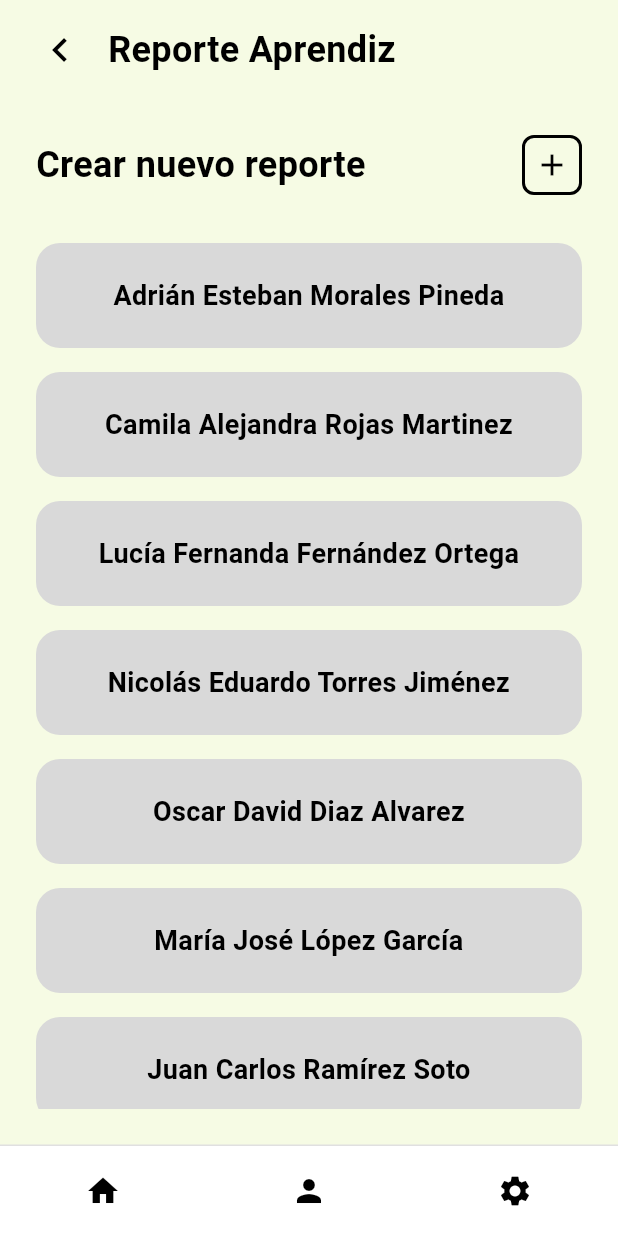
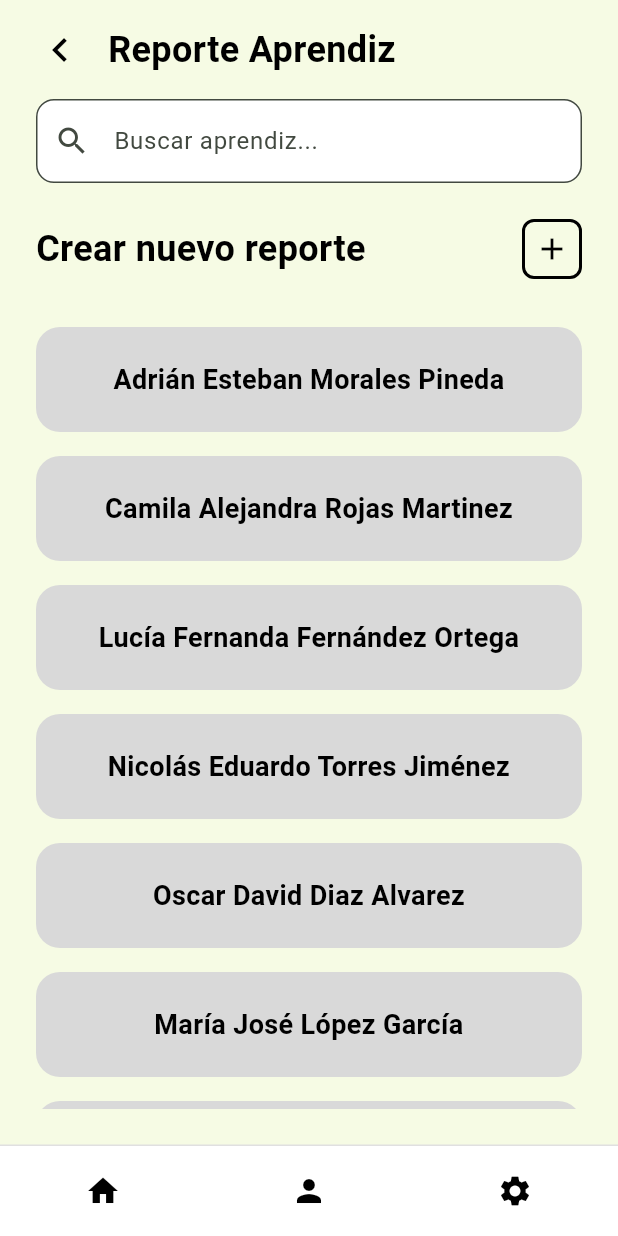
Before and after one commit to Oscarddiazz/internadoCBC, a Flutter app: the ReporteAprendizPage screen opened directly, on a phone screen of 412 x 824 dp. Run offline on Flutter 3.47's test engine with Material 3 defaults, Android fonts, the phone set to English and light mode, and no system bars; our stand-ins replace file_picker, image_picker, open_file, shared_preferences; accounts and stored records are empty.

Commit message:
busqueda reportes aprendis

```diff
--- a/FRONTEND/internado/lib/screens/admin/reportes/reporte_aprendiz.dart
+++ b/FRONTEND/internado/lib/screens/admin/reportes/reporte_aprendiz.dart
@@ -1,9 +1,15 @@
-//Pantalla donde se le hacen reportes a los aprendices
-// Que aparezcan los reportes ya creados y la opcion de crear mas, que permita deslizar por si hay muchos
 import 'package:flutter/material.dart';
 
-class ReporteAprendizPage extends StatelessWidget {
+class ReporteAprendizPage extends StatefulWidget {
   const ReporteAprendizPage({Key? key}) : super(key: key);
+
+  @override
+  State<ReporteAprendizPage> createState() => _ReporteAprendizPageState();
+}
+
+class _ReporteAprendizPageState extends State<ReporteAprendizPage> {
+  final TextEditingController _searchController = TextEditingController();
+  List<String> filteredStudents = [];
 
   final List<String> students = const [
     "Adrián Esteban Morales Pineda",
@@ -22,6 +28,28 @@ class ReporteAprendizPage extends StatelessWidget {
     "Isabella Andrea Pérez Luna",
     "Gabriel Sebastián Silva Torres",
   ];
+
+  @override
+  void initState() {
+    super.initState();
+    filteredStudents = students;
+    _searchController.addListener(_filterStudents);
+  }
+
+  void _filterStudents() {
+    String searchTerm = _searchController.text.toLowerCase();
+    setState(() {
+      filteredStudents = students
+          .where((student) => student.toLowerCase().contains(searchTerm))
+          .toList();
+    });
+  }
+
+  @override
+  void dispose() {
+    _searchController.dispose();
+    super.dispose();
+  }
 
   @override
   Widget build(BuildContext context) {
@@ -46,7 +74,7 @@ class ReporteAprendizPage extends StatelessWidget {
                 ),
                 GestureDetector(
                   onTap: () {
-                    // Handle user navigation (mantiene la función original para el perfil)
+                    // Handle user navigation
                   },
                   child: Icon(Icons.person, size: 24, color: Colors.black),
                 ),
@@ -87,6 +115,23 @@ class ReporteAprendizPage extends StatelessWidget {
                     ),
                   ),
                 ],
+              ),
+            ),
+
+            // Search Bar
+            Padding(
+              padding: const EdgeInsets.symmetric(horizontal: 24),
+              child: TextField(
+                controller: _searchController,
+                decoration: InputDecoration(
+                  hintText: 'Buscar aprendiz...',
+                  prefixIcon: const Icon(Icons.search),
+                  border: OutlineInputBorder(
+                    borderRadius: BorderRadius.circular(12),
+                  ),
+                  filled: true,
+                  fillColor: Colors.white,
+                ),
               ),
             ),
 
@@ -137,9 +182,9 @@ class ReporteAprendizPage extends StatelessWidget {
                     // Student List
                     Expanded(
                       child: ListView.separated(
-                        itemCount: students.length,
-                        separatorBuilder:
-                            (context, index) => const SizedBox(height: 16),
+                        itemCount: filteredStudents.length,
+                        separatorBuilder: (context, index) =>
+                            const SizedBox(height: 16),
                         itemBuilder: (context, index) {
                           return GestureDetector(
                             onTap: () {
@@ -156,7 +201,7 @@ class ReporteAprendizPage extends StatelessWidget {
                               ),
                               child: Center(
                                 child: Text(
-                                  students[index],
+                                  filteredStudents[index],
                                   style: const TextStyle(
                                     fontSize: 18,
                                     fontWeight: FontWeight.bold,
```
Also changed, not shown: FRONTEND/internado/pubspec.lock.
